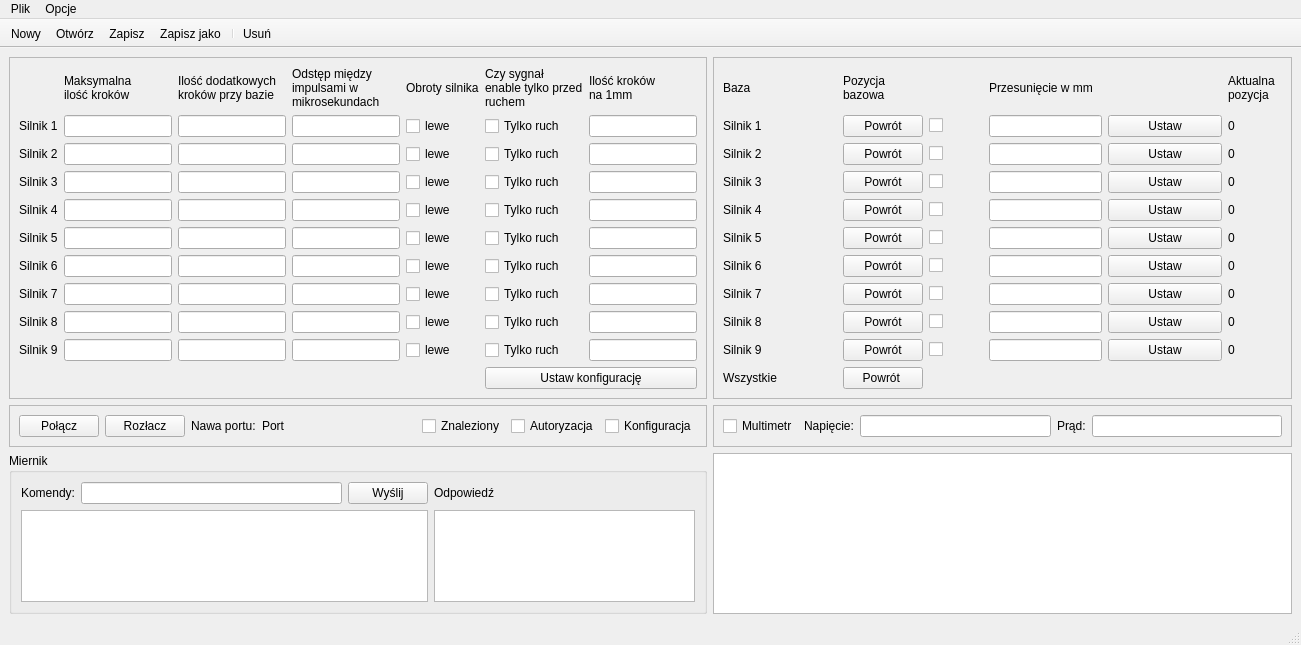
Old version of the form CzujkiLinioweApp/mainwindow.ui in the repository wiacekmarcin/CzujkiLiniowe.
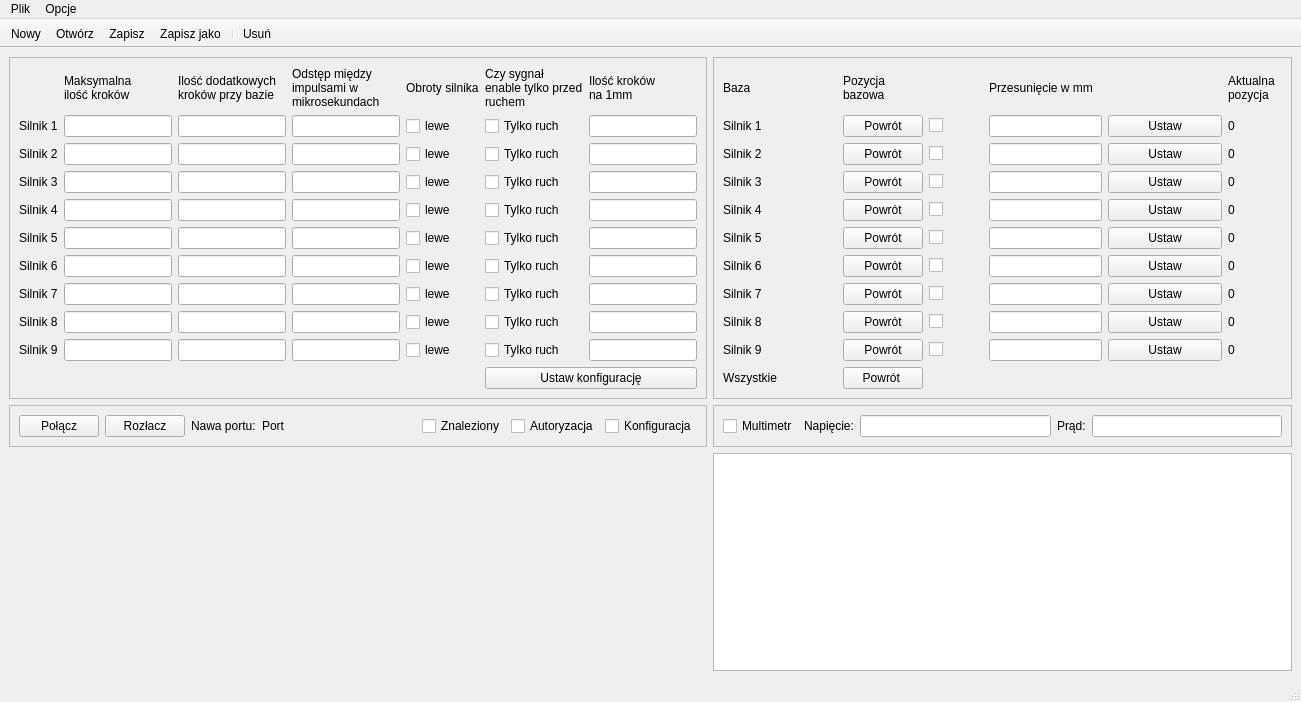
New version of the form. Icons and pictures are not drawn.

Patch:
```diff
--- a/CzujkiLinioweApp/mainwindow.ui
+++ b/CzujkiLinioweApp/mainwindow.ui
@@ -7,7 +7,7 @@
     <x>0</x>
     <y>0</y>
     <width>1301</width>
-    <height>645</height>
+    <height>702</height>
    </rect>
   </property>
   <property name="windowTitle">
@@ -1021,63 +1021,7 @@
      <widget class="QTextBrowser" name="textBrowser"/>
     </item>
     <item row="3" column="0">
-     <widget class="QWidget" name="widget" native="true">
-      <layout class="QHBoxLayout" name="horizontalLayout_3">
-       <property name="spacing">
-        <number>0</number>
-       </property>
-       <property name="leftMargin">
-        <number>0</number>
-       </property>
-       <property name="topMargin">
-        <number>0</number>
-       </property>
-       <property name="rightMargin">
-        <number>0</number>
-       </property>
-       <property name="bottomMargin">
-        <number>0</number>
-       </property>
-       <item>
-        <widget class="QGroupBox" name="groupBox">
-         <property name="title">
-          <string>Miernik</string>
-         </property>
-         <layout class="QGridLayout" name="gridLayout_4">
-          <item row="0" column="1">
-           <widget class="QLineEdit" name="multi_cmd"/>
-          </item>
-          <item row="1" column="3">
-           <widget class="QTextEdit" name="multi_reply"/>
-          </item>
-          <item row="0" column="3">
-           <widget class="QLabel" name="label_10">
-            <property name="text">
-             <string>Odpowiedź</string>
-            </property>
-           </widget>
-          </item>
-          <item row="0" column="0">
-           <widget class="QLabel" name="label_9">
-            <property name="text">
-             <string>Komendy:</string>
-            </property>
-           </widget>
-          </item>
-          <item row="0" column="2">
-           <widget class="QPushButton" name="pbCmdSend">
-            <property name="text">
-             <string>Wyślij</string>
-            </property>
-           </widget>
-          </item>
-          <item row="1" column="0" colspan="3">
-           <widget class="QTextEdit" name="multi_request"/>
-          </item>
-         </layout>
-        </widget>
-       </item>
-      </layout>
+     <widget class="QWidget" name="widgetMiernik" native="true">
      </widget>
     </item>
     <item row="1" column="0">
```
Left out of the diff: 15 changed lines with no effect on the pictures.
